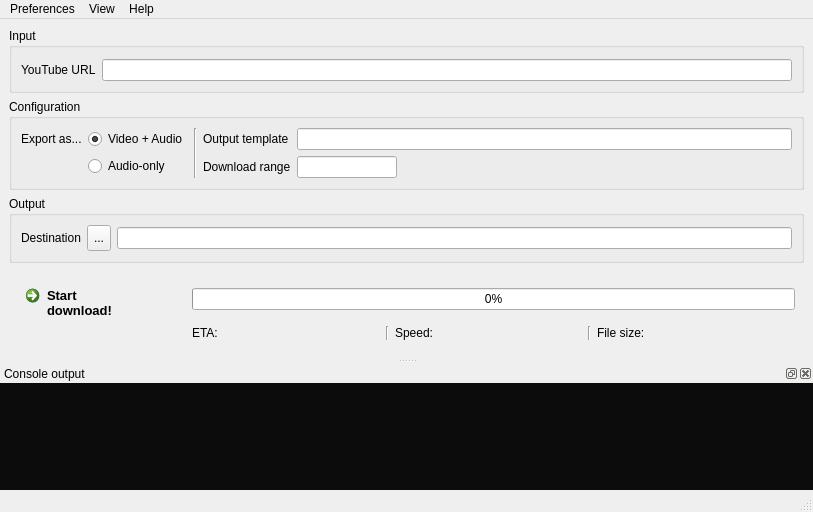
MatusGuy/youtube-dl_GUI, file interface/main.ui: the form before one commit.
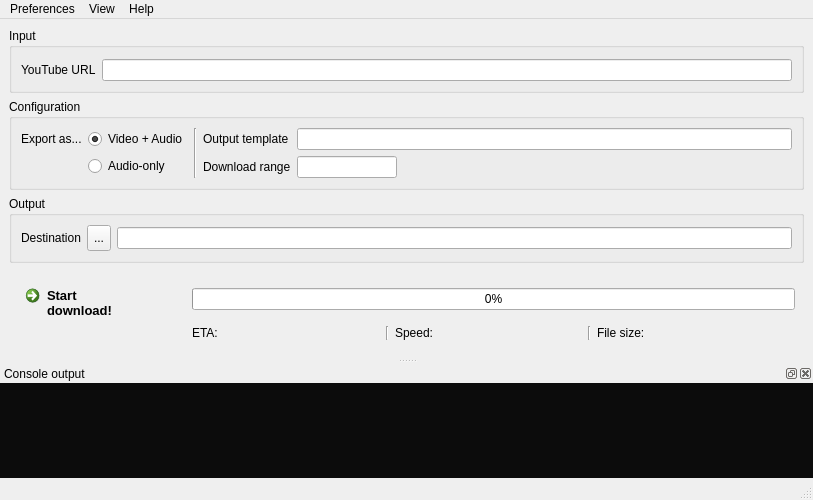
The form after the commit. Icons and pictures are not drawn.

Commit message: Window component has methods for all textboxes and all configurations

```diff
--- a/interface/main.ui
+++ b/interface/main.ui
@@ -7,7 +7,7 @@
     <x>0</x>
     <y>0</y>
     <width>813</width>
-    <height>512</height>
+    <height>500</height>
    </rect>
   </property>
   <property name="windowTitle">
```
Left out of the diff: 29 changed lines with no effect on the pictures. The commit also changes 3 other files.
